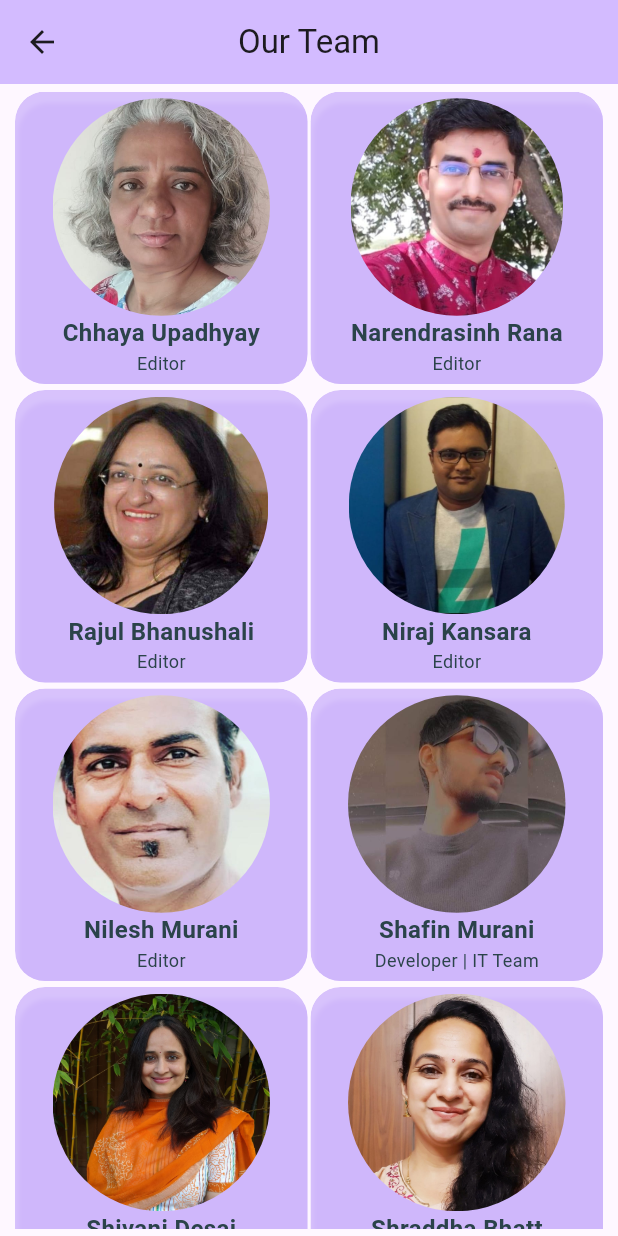
After one commit to shafinmurani/VaReVa-Mobile, a Flutter app: the OurTeamWidget screen opened directly, on a phone screen of 412 x 824 dp. The commit adds this screen. Run offline on Flutter 3.47's test engine with Material 2 defaults, Android fonts, the phone set to English and light mode, and no system bars; our stand-ins replace cloud_firestore, firebase_auth, firebase_core, firebase_storage, google_sign_in; missing offline and left inert: advance_pdf_viewer, razorpay_flutter; accounts and stored records are empty.

Commit message:
added team and about page. PDF page persistent and screenshots disabled

```diff
--- /dev/null
+++ b/lib/components/card.dart
@@ -0,0 +1,62 @@
+import 'package:flutter/material.dart';
+import 'package:vartarevarta_magazine/components/colors.dart';
+
+class CardWidget extends StatefulWidget {
+  final String name;
+  final String image;
+  final String subtitle;
+  final Color background;
+
+  const CardWidget(
+      {super.key,
+      required this.name,
+      required this.image,
+      required this.subtitle,
+      required this.background});
+
+  @override
+  State<CardWidget> createState() => _CardWidgetState();
+}
+
+class _CardWidgetState extends State<CardWidget> {
+  @override
+  Widget build(BuildContext context) {
+    return ClipRRect(
+      borderRadius: BorderRadius.circular(20),
+      child: Container(
+        decoration: BoxDecoration(
+          color: cardColot,
+          borderRadius: BorderRadius.circular(20),
+          boxShadow: [
+            BoxShadow(
+              color: cardColot.withOpacity(0.8),
+              blurRadius: 2,
+              spreadRadius: 2,
+              offset: const Offset(4, 10), // Shadow position
+            ),
+          ],
+        ),
+        child: Column(
+          children: [
+            const SizedBox(
+              height: 4.5,
+            ),
+            ClipRRect(
+                borderRadius: BorderRadius.circular(300),
+                child: Image.asset(widget.image, height: 145)),
+            Text(
+              widget.name,
+              style: const TextStyle(
+                  fontSize: 16, color: cardText, fontWeight: FontWeight.bold),
+            ),
+            Text(
+              widget.subtitle,
+              style: const TextStyle(
+                  fontSize: 12, color: cardText, fontWeight: FontWeight.normal),
+            ),
+          ],
+        ),
+      ),
+    );
+  }
+}
--- a/lib/components/colors.dart
+++ b/lib/components/colors.dart
@@ -4,3 +4,5 @@ const Color secondary = Color(0xFF4A4453);
 const Color primary = Color.fromARGB(200, 205, 180, 251);
 const Color text = Color(0xffC87364);
 const Color appBar = Color.fromARGB(255, 211, 187, 255);
+const Color cardColot = primary;
+const Color cardText = Color(0xff2B434A);
--- /dev/null
+++ b/lib/screens/our_team.dart
@@ -0,0 +1,84 @@
+import 'package:flutter/material.dart';
+import 'package:vartarevarta_magazine/components/card.dart';
+import 'package:vartarevarta_magazine/components/colors.dart';
+
+class OurTeamWidget extends StatelessWidget {
+  const OurTeamWidget({super.key});
+
+  @override
+  Widget build(BuildContext context) {
+    List<Widget> array = [
+      const CardWidget(
+          name: "Chhaya Upadhyay",
+          image: "assets/team_image/chhaya_upadhyay.jpg",
+          subtitle: "Editor",
+          background: cardColot),
+      const CardWidget(
+          name: "Narendrasinh Rana",
+          image: "assets/team_image/narendrasinh_rana.jpeg",
+          subtitle: "Editor",
+          background: cardColot),
+      const CardWidget(
+          name: "Rajul Bhanushali",
+          image: "assets/team_image/rajul_bhanushali.jpeg",
+          subtitle: "Editor",
+          background: cardColot),
+      const CardWidget(
+          name: "Niraj Kansara",
+          image: "assets/team_image/niraj_kansara.jpeg",
+          subtitle: "Editor",
+          background: cardColot),
+      const CardWidget(
+          name: "Nilesh Murani",
+          image: "assets/team_image/nilesh_murani.jpeg",
+          subtitle: "Editor",
+          background: cardColot),
+      const CardWidget(
+          name: "Shafin Murani",
+          image: "assets/team_image/shafin_murani.jpg",
+          subtitle: "Developer | IT Team",
+          background: cardColot),
+      const CardWidget(
+          name: "Shivani Desai",
+          image: "assets/team_image/shivani_desai.jpg",
+          subtitle: "Web Content Editor",
+          background: cardColot),
+      const CardWidget(
+          name: "Shraddha Bhatt",
+          image: "assets/team_image/shraddha_bhatt.jpg",
+          subtitle: "Web Content Editor",
+          background: cardColot),
+      const CardWidget(
+          name: "Sanjay Upadhyay",
+          image: "assets/team_image/sanjay_upadhyay.jpg",
+          subtitle: "Web Content Editor",
+          background: cardColot),
+      const CardWidget(
+          name: "Ekta Doshi",
+          image: "assets/team_image/ekta_doshi.jpeg",
+          subtitle: "Web Content Editor",
+          background: cardColot),
+    ];
+    return Scaffold(
+      appBar: AppBar(
+        backgroundColor: appBar,
+        centerTitle: true,
+        title: const Text("Our Team"),
+      ),
+      body: Padding(
+        padding: const EdgeInsets.symmetric(horizontal: 10, vertical: 5),
+        child: GridView.builder(
+          itemCount: array.length,
+          gridDelegate: const SliverGridDelegateWithFixedCrossAxisCount(
+            crossAxisCount: 2,
+            crossAxisSpacing: 2,
+            mainAxisSpacing: 4.0,
+          ),
+          itemBuilder: (context, index) {
+            return array[index];
+          },
+        ),
+      ),
+    );
+  }
+}
```
Also changed, not shown: lib/main.dart (+37 -0 lines), lib/screens/about_us.dart (added, +46 -0 lines), lib/screens/navigation_bar.dart (+1 -10 lines), lib/screens/pdf.dart (+55 -9 lines), lib/services/drawer_wrapper.dart (added, +41 -0 lines), pubspec.yaml (+6 -1 lines), assets/team_image/chhaya_upadhyay.jpg (added), assets/team_image/ekta_doshi.jpeg (added), assets/team_image/narendrasinh_rana.jpeg (added), assets/team_image/nilesh_murani.jpeg (added), assets/team_image/niraj_kansara.jpeg (added), assets/team_image/rajul_bhanushali.jpeg (added), assets/team_image/sanjay_upadhyay.jpg (added), assets/team_image/shafin_murani.jpeg (added), 4 more files, 5 other files.
